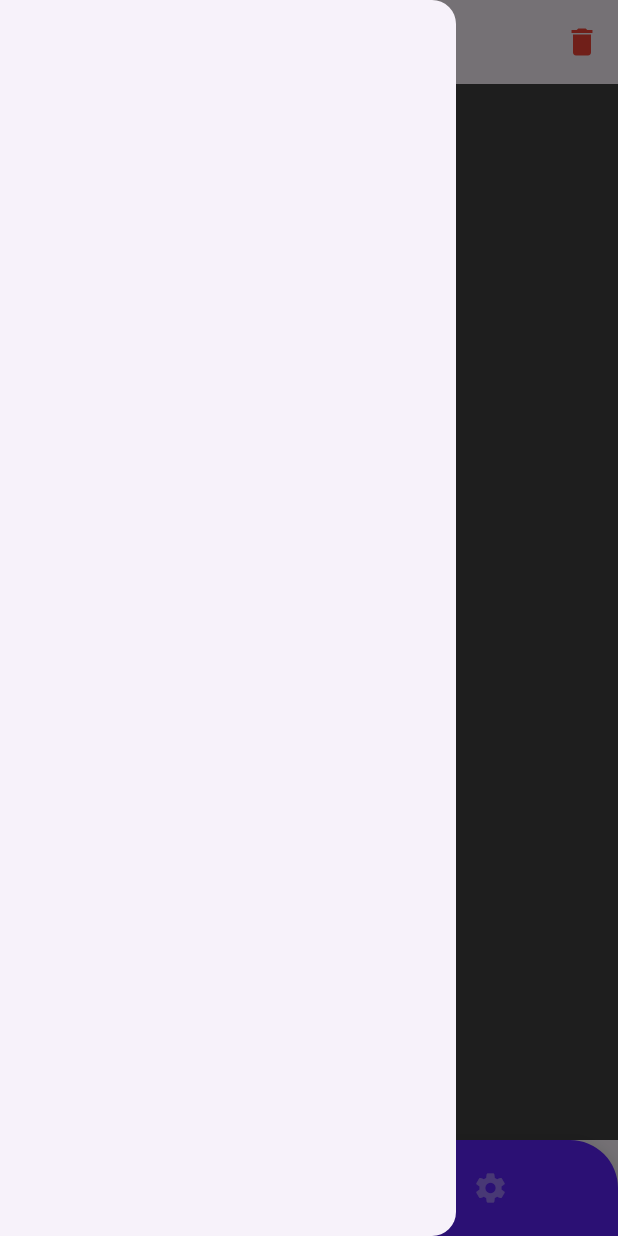
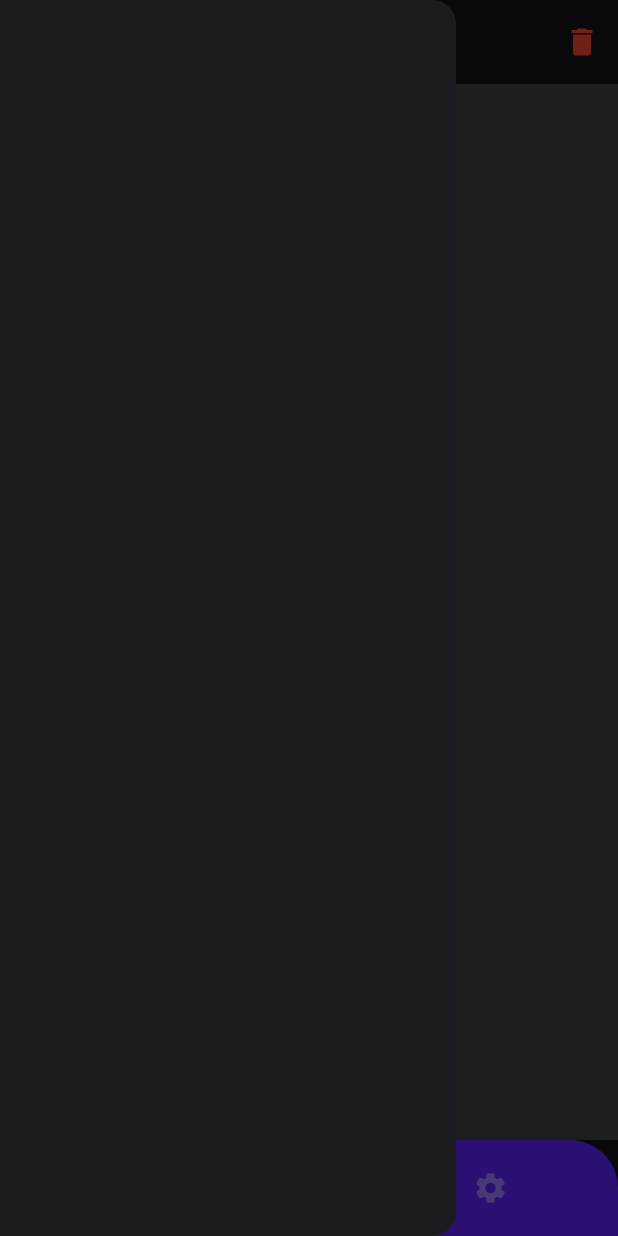
Before and after one commit to ardhikakrsh/Expensage, a Flutter app: the screen it shows after launch, with the side drawer open, on a phone screen of 412 x 824 dp. Run offline on Flutter 3.47's test engine with Material 3 defaults, Android fonts, the light colour scheme and no system bars; drawn by our look-alikes of animated_bottom_navigation_bar; our stand-ins replace flutter_slidable, sqflite; accounts and stored records are empty.

Commit message:
feat: add theme

```diff
--- a/lib/main.dart
+++ b/lib/main.dart
@@ -1,6 +1,11 @@
 import 'package:flutter/material.dart';
 import 'package:flutter_sqflite/service/database_service.dart';
 import 'package:flutter_sqflite/view/widget_tree.dart';
+
+var kDarkColorScheme = ColorScheme.fromSeed(
+  seedColor: const Color.fromARGB(255, 100, 1, 249),
+  brightness: Brightness.dark,
+);
 
 Future<void> main() async {
   WidgetsFlutterBinding.ensureInitialized();
@@ -10,14 +15,26 @@
 
 class MyApp extends StatelessWidget {
   const MyApp({super.key});
-
-  // This widget is the root of your application.
   @override
   Widget build(BuildContext context) {
-    return const MaterialApp(
+    return MaterialApp(
       debugShowCheckedModeBanner: false,
+      theme: ThemeData().copyWith(
+        useMaterial3: true,
+        colorScheme: kDarkColorScheme,
+        textTheme: const TextTheme(
+          bodyLarge: TextStyle(color: Colors.white),
+          bodyMedium: TextStyle(color: Colors.white),
+          bodySmall: TextStyle(color: Colors.white),
+        ),
+        scaffoldBackgroundColor: kDarkColorScheme.surface,
+        appBarTheme: const AppBarTheme().copyWith(
+          backgroundColor: kDarkColorScheme.surface,
+          foregroundColor: kDarkColorScheme.onSurface,
+        ),
+      ),
       title: 'Flutter Demo',
-      home: WidgetTree(),
+      home: const WidgetTree(),
     );
   }
 }
```
